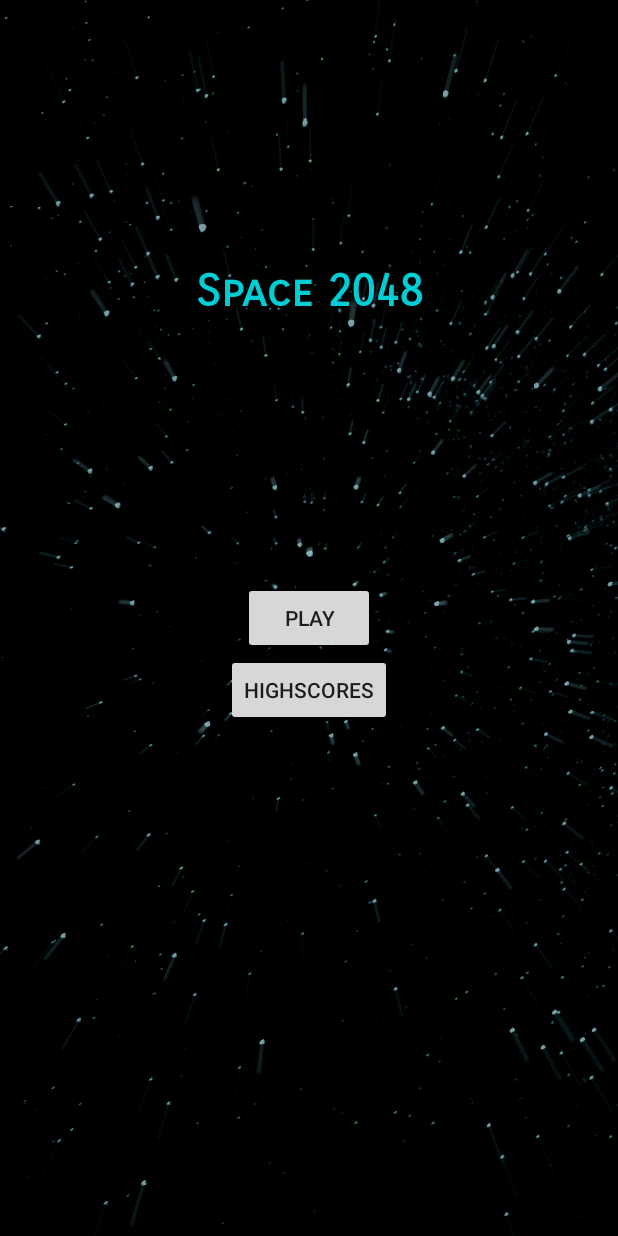
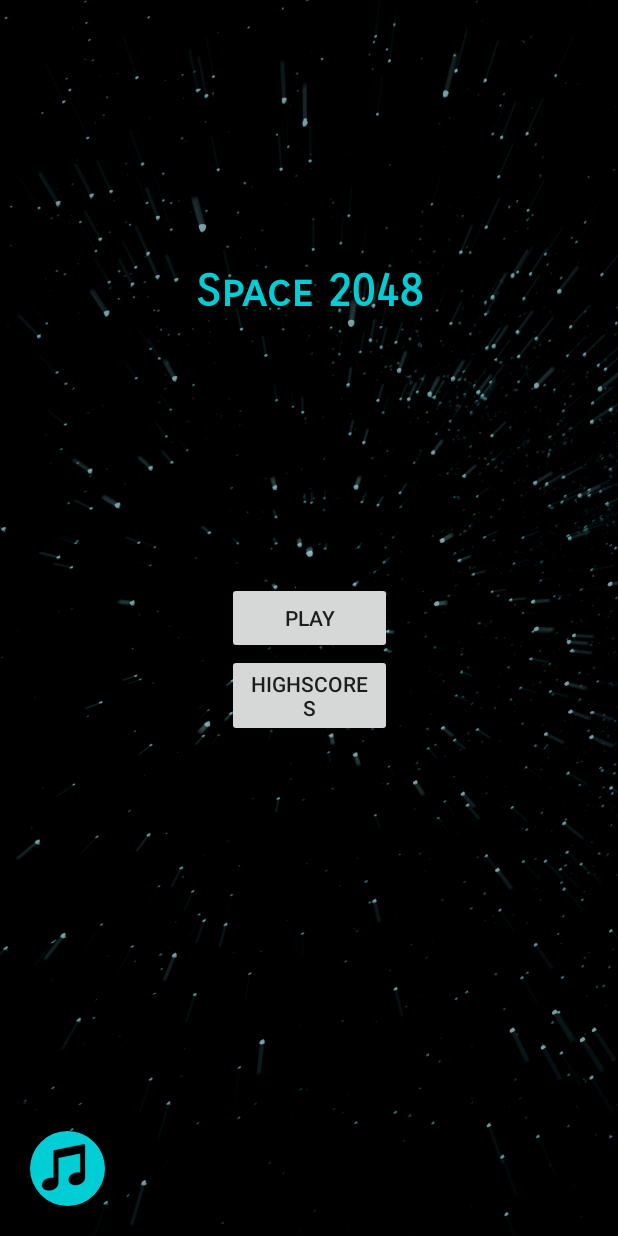
Before and after one commit to Wurzsag/Space2048, an Android app: the screen it shows after launch (MainActivity), on a phone screen of 412 x 824 dp. Run offline under Robolectric (Android 15) with nearby library versions, the phone set to English and light mode, and no system bars.

Commit message:
Add mute button to main menu, fix MediaPlayer states

```diff
--- a/app/src/main/java/fi/tuni/space2048/GameCell.java
+++ b/app/src/main/java/fi/tuni/space2048/GameCell.java
@@ -36,6 +36,12 @@ public class GameCell {
         else if (value == 64) {
             img.setImageResource(R.drawable.cell_64);
         }
+        else if (value == 128) {
+            img.setImageResource(R.drawable.cell_128);
+        }
+        else if (value == 256) {
+            img.setImageResource(R.drawable.cell_256);
+        }
         else {
             img.setImageResource(R.drawable.cell_0);
         }
--- a/app/src/main/java/fi/tuni/space2048/HighscoresActivity.java
+++ b/app/src/main/java/fi/tuni/space2048/HighscoresActivity.java
@@ -19,7 +19,7 @@ public class HighscoresActivity extends AppCompatActivity {
     }
 
     private void readScores() {
-        SharedPreferences sharedPref = getSharedPreferences(GameActivity.PREFS_KEY, MODE_PRIVATE);
+        SharedPreferences sharedPref = getSharedPreferences(MainActivity.PREFS_KEY, MODE_PRIVATE);
         String highscoresString = sharedPref.getString("highscores", "tyhja");
 
         highscoresString = highscoresString.replace("[", "").
--- /dev/null
+++ b/app/src/main/res/drawable/circle_button.xml
@@ -0,0 +1,13 @@
+<?xml version="1.0" encoding="utf-8"?>
+<selector xmlns:android="http://schemas.android.com/apk/res/android">
+    <item android:state_selected="false">
+        <shape android:shape="oval">
+            <solid android:color="#00CDD4"/>
+        </shape>
+    </item>
+    <item android:state_selected="true">
+        <shape android:shape="oval">
+            <solid android:color="#27969A"/>
+        </shape>
+    </item>
+</selector>
--- /dev/null
+++ b/app/src/main/res/drawable/mute_button.xml
@@ -0,0 +1,7 @@
+<?xml version="1.0" encoding="utf-8"?>
+<selector xmlns:android="http://schemas.android.com/apk/res/android">
+    <item android:state_selected="false" android:drawable="@drawable/sound_on">
+    </item>
+    <item android:state_selected="true" android:drawable="@drawable/sound_off">
+    </item>
+</selector>
--- a/app/src/main/res/layout/activity_main.xml
+++ b/app/src/main/res/layout/activity_main.xml
@@ -26,7 +26,7 @@
     <Button
         android:id="@+id/startButton"
         android:onClick="startGame"
-        android:layout_width="wrap_content"
+        android:layout_width="110dp"
         android:layout_height="wrap_content"
         android:text="@string/start_game"
         app:layout_constraintBottom_toBottomOf="parent"
@@ -37,7 +37,7 @@
     <Button
         android:id="@+id/scoreButton"
         android:onClick="showScore"
-        android:layout_width="wrap_content"
+        android:layout_width="110dp"
         android:layout_height="wrap_content"
         android:text="@string/highscores"
         app:layout_constraintBottom_toBottomOf="parent"
@@ -46,4 +46,16 @@
         app:layout_constraintTop_toBottomOf="@+id/startButton"
         app:layout_constraintVertical_bias="0.0" />
 
+    <ImageButton
+        android:id="@+id/muteButton"
+        android:onClick="toggleMute"
+        android:layout_width="50dp"
+        android:layout_height="50dp"
+        android:src="@drawable/mute_button"
+        android:background="@drawable/circle_button"
+        android:scaleType="fitCenter"
+        android:layout_margin="20dp"
+        app:layout_constraintBottom_toBottomOf="parent"
+        app:layout_constraintStart_toStartOf="parent" />
+
 </androidx.constraintlayout.widget.ConstraintLayout>
```
Also changed, not shown: app/src/main/java/fi/tuni/space2048/GameActivity.java (+15 -17 lines), app/src/main/java/fi/tuni/space2048/MainActivity.java (+36 -0 lines), app/src/main/res/drawable/cell_128.png (added), app/src/main/res/drawable/cell_256.png (added), app/src/main/res/drawable/sound_off.png (added), app/src/main/res/drawable/sound_on.png (added).
